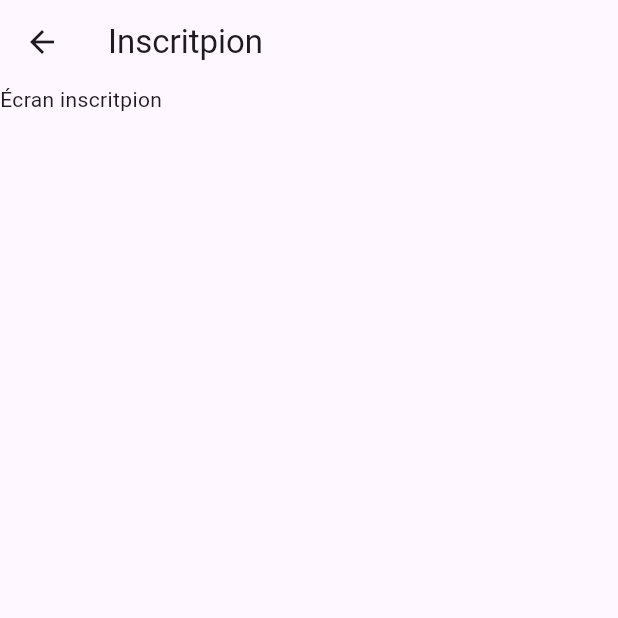
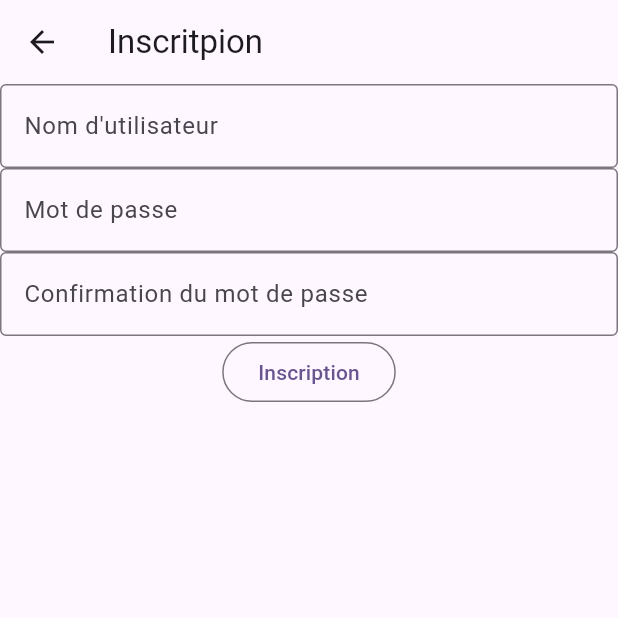
Before and after one commit to AntoineBricault/Tp_AntoineBricault_Automne2024, a Flutter app: the screen it shows after launch, in the side drawer, after a tap on "inscription", on a phone screen of 412 x 824 dp, the top half of it. Run offline on Flutter 3.47's test engine with Material 3 defaults, Android fonts, the phone set to English and light mode, and no system bars.

Commit message:
Écran inscription
Ajout des éléments de la page connexion

```diff
--- a/tp_automne_2024/lib/inscription.dart
+++ b/tp_automne_2024/lib/inscription.dart
@@ -1,4 +1,5 @@
 import 'package:flutter/material.dart';
+import 'package:tp_automne_2024/main.dart';
 
 // TODO Un ecran minimal avec un tres peu de code
 class inscritpion extends StatefulWidget {
@@ -15,7 +16,47 @@ class _inscritpionState extends State<inscritpion> {
       appBar: AppBar(
         title: const Text('Inscritpion'),
       ),
-      body: const Text('Écran inscritpion'),
+      body: Center(
+        child: Column(
+          children: [
+
+            TextField(
+              decoration: InputDecoration(
+                border: OutlineInputBorder(),
+                hintText: "Nom d'utilisateur",
+              ),
+            ),
+
+            TextField(
+              decoration: InputDecoration(
+                  border: OutlineInputBorder(),
+                  hintText: "Mot de passe"
+              ),
+            ),
+
+            TextField(
+              decoration: InputDecoration(
+                  border: OutlineInputBorder(),
+                  hintText: "Confirmation du mot de passe"
+              ),
+            ),
+
+            OutlinedButton(
+                onPressed: () {
+                  Navigator.push(
+                    context,
+                    MaterialPageRoute(
+                      builder: (context) => const MyHomePage(
+                        title: "Accueil",
+                      ),
+                    ),
+                  );
+                },
+                child: const Text("Inscription")),
+
+          ],
+        ),
+      ),
     );
   }
 }
```
